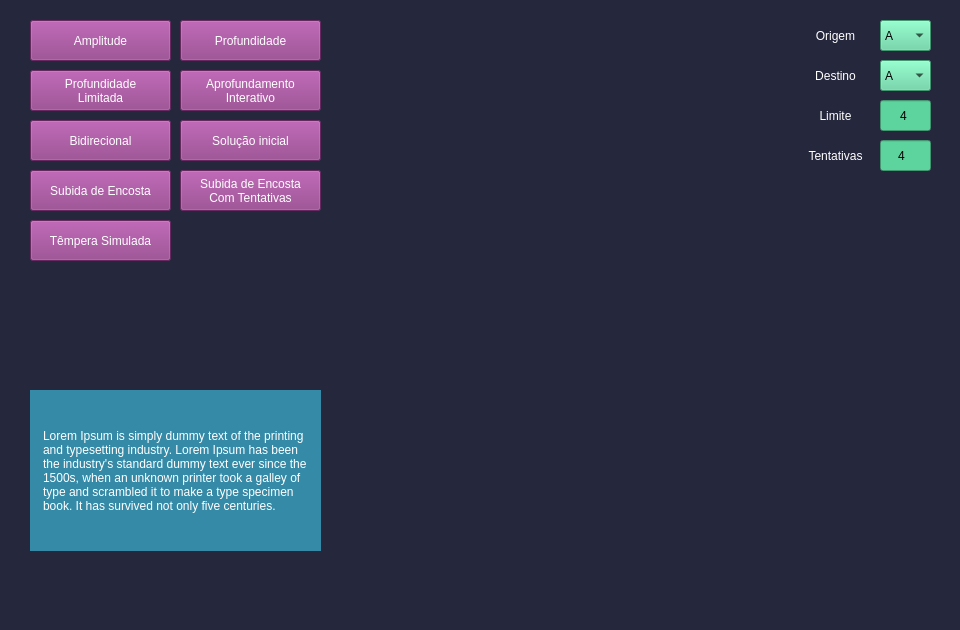
Qt form Mario_Party.ui (RodgerOliver/mario-party-unitau) before a commit.
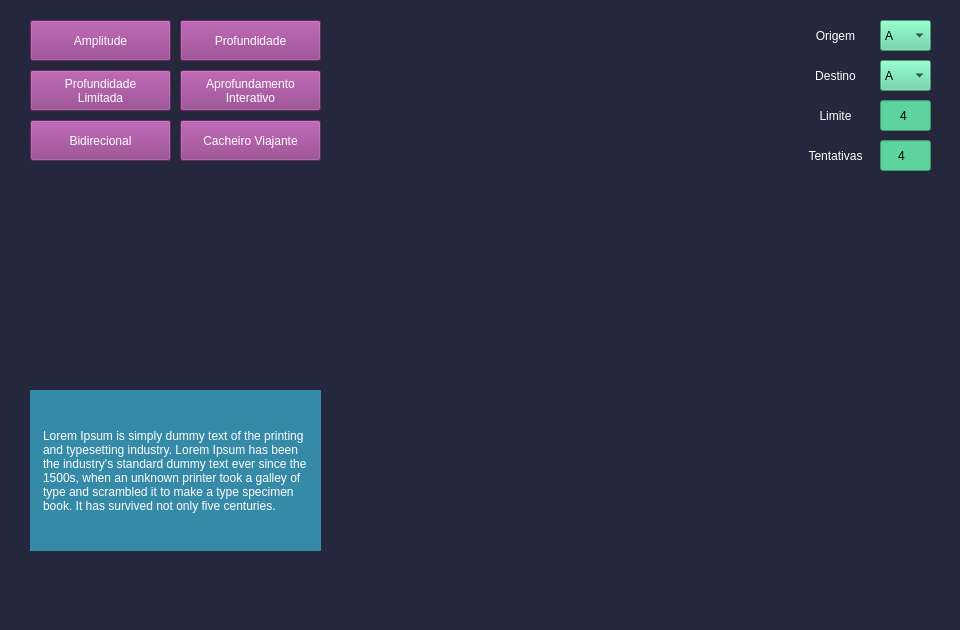
The same form after that commit. Icons and pictures are not drawn.

Commit message: Remover botões de busca local com info e colocar botão de cacheiro viajante

```diff
--- a/Mario_Party.ui
+++ b/Mario_Party.ui
@@ -654,74 +654,7 @@
      <string notr="true"/>
     </property>
     <property name="text">
-     <string>Solução inicial</string>
-    </property>
-    <property name="class" stdset="0">
-     <string>busca_local_com_info</string>
-    </property>
-   </widget>
-   <widget class="QPushButton" name="encosta">
-    <property name="geometry">
-     <rect>
-      <x>30</x>
-      <y>170</y>
-      <width>141</width>
-      <height>41</height>
-     </rect>
-    </property>
-    <property name="cursor">
-     <cursorShape>PointingHandCursor</cursorShape>
-    </property>
-    <property name="styleSheet">
-     <string notr="true"/>
-    </property>
-    <property name="text">
-     <string>Subida de Encosta</string>
-    </property>
-    <property name="class" stdset="0">
-     <string>busca_local_com_info</string>
-    </property>
-   </widget>
-   <widget class="QPushButton" name="encosta_alt">
-    <property name="geometry">
-     <rect>
-      <x>180</x>
-      <y>170</y>
-      <width>141</width>
-      <height>41</height>
-     </rect>
-    </property>
-    <property name="cursor">
-     <cursorShape>PointingHandCursor</cursorShape>
-    </property>
-    <property name="styleSheet">
-     <string notr="true"/>
-    </property>
-    <property name="text">
-     <string>Subida de Encosta
-Com Tentativas</string>
-    </property>
-    <property name="class" stdset="0">
-     <string>busca_local_com_info</string>
-    </property>
-   </widget>
-   <widget class="QPushButton" name="tempera">
-    <property name="geometry">
-     <rect>
-      <x>30</x>
-      <y>220</y>
-      <width>141</width>
-      <height>41</height>
-     </rect>
-    </property>
-    <property name="cursor">
-     <cursorShape>PointingHandCursor</cursorShape>
-    </property>
-    <property name="styleSheet">
-     <string notr="true"/>
-    </property>
-    <property name="text">
-     <string>Têmpera Simulada</string>
+     <string>Cacheiro Viajante</string>
     </property>
     <property name="class" stdset="0">
      <string>busca_local_com_info</string>
```
Left out of the diff: 2 changed lines with no effect on the pictures.
